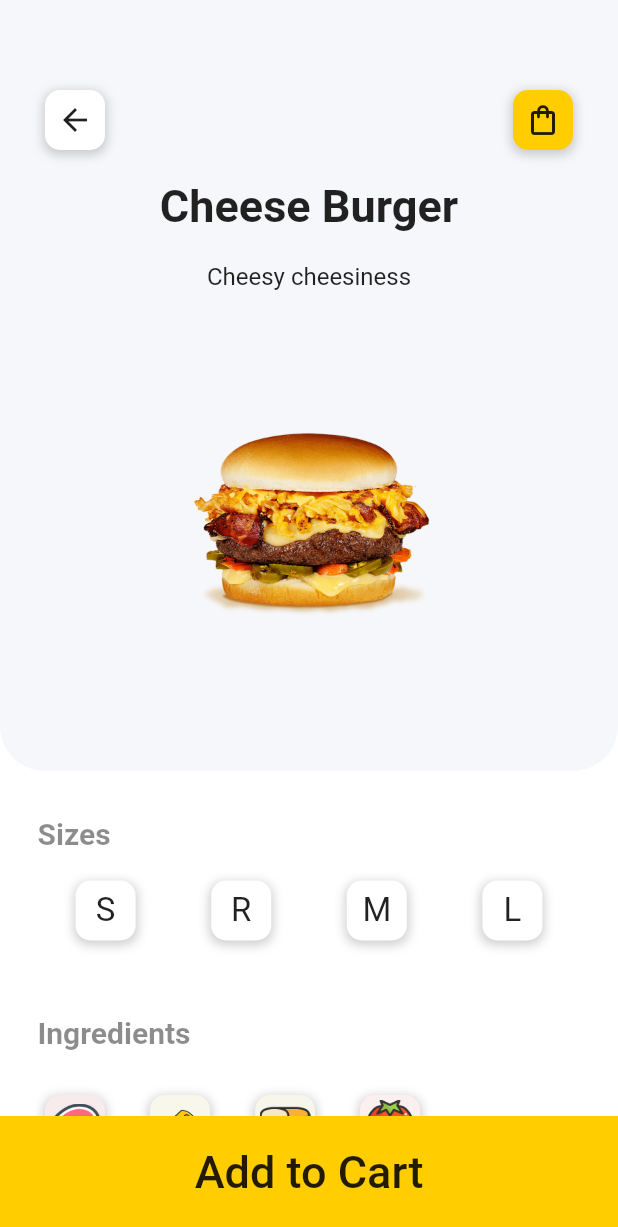
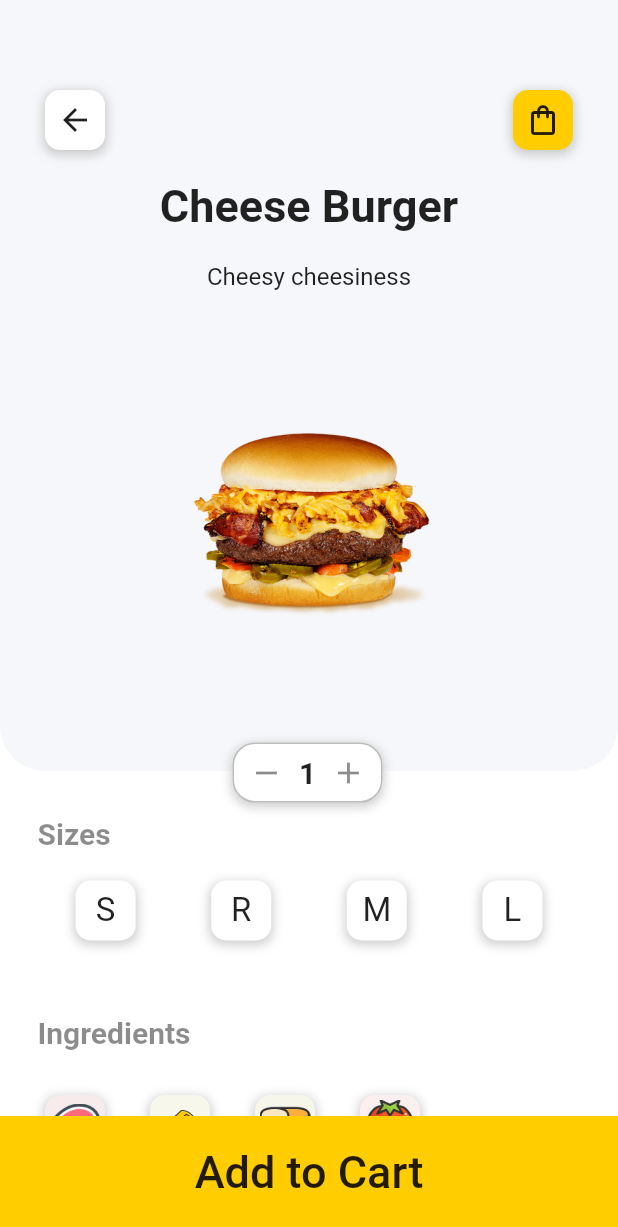
Before and after one commit to jayp97/flutter_food_delivery_app, a Flutter app: the ItemScreen screen opened directly with sample values from the repository, on a phone screen of 412 x 824 dp. Shown: the top 1227 px of the screen. Run offline on Flutter 3.47's test engine with Material 2 defaults, Android fonts, the phone set to English and light mode, and no system bars; our stand-ins replace font_awesome_flutter; network calls fail.

Commit message:
Added a QuantityButton to the ItemScreen. I had to make the ItemScreen stateful so that it keeps the state of the QauntityButton. The QuantityButton is it's own stateless widgets with parameters passed over to it.

```diff
--- a/lib/screens/item_screen.dart
+++ b/lib/screens/item_screen.dart
@@ -3,17 +3,23 @@ import 'package:flutter_food_delivery_app/models/food_model.dart';
 import 'package:flutter_food_delivery_app/screens/checkout_screen.dart';
 import 'package:flutter_food_delivery_app/widgets/float_button.dart';
 import 'package:flutter_food_delivery_app/widgets/float_button_ingredients.dart';
+import 'package:flutter_food_delivery_app/widgets/quantity_button.dart';
 import 'package:flutter_food_delivery_app/widgets/size_button.dart';
 import 'package:flutter_food_delivery_app/models/ingredients_model.dart';
 
-class ItemScreen extends StatelessWidget {
+class ItemScreen extends StatefulWidget {
   final FoodModel food;
   final int foodIndex;
 
   ItemScreen({this.food, this.foodIndex});
 
   @override
-  Widget build(BuildContext context) {
+  _ItemScreenState createState() => _ItemScreenState();
+}
+
+class _ItemScreenState extends State<ItemScreen> {
+  int orderQuantity = 1;
+
   Ingredients ingredientSelector(String foodIngredient) {
     Ingredients returnItem;
     for (Ingredients FoodItem in ingredientList) {
@@ -24,8 +30,12 @@ class ItemScreen extends StatelessWidget {
     return returnItem;
   }
 
+  @override
+  Widget build(BuildContext context) {
     return Scaffold(
-      body: Column(
+      body: Stack(
+        children: [
+          Column(
             crossAxisAlignment: CrossAxisAlignment.stretch,
             children: [
               Container(
@@ -75,24 +85,25 @@ class ItemScreen extends StatelessWidget {
                     ),
                     SizedBox(height: 20.0),
                     Text(
-                  food.name,
-                  style: TextStyle(fontSize: 30.0, fontWeight: FontWeight.bold),
+                      widget.food.name,
+                      style: TextStyle(
+                          fontSize: 30.0, fontWeight: FontWeight.bold),
                     ),
                     SizedBox(height: 20.0),
                     Text(
-                  food.description,
+                      widget.food.description,
                       style: TextStyle(fontSize: 16.0),
                     ),
                     SizedBox(height: 20.0),
                     ClipRRect(
                       borderRadius: BorderRadius.circular(10.0),
                       child: Hero(
-                    tag: 'food$foodIndex',
+                        tag: 'food${widget.foodIndex}',
                         child: SizedBox(
                           width: 270.0,
                           height: 270.0,
                           child: Image(
-                        image: AssetImage(food.imageUrl),
+                            image: AssetImage(widget.food.imageUrl),
                             fit: BoxFit.contain,
                           ),
                         ),
@@ -106,7 +117,8 @@ class ItemScreen extends StatelessWidget {
                 crossAxisAlignment: CrossAxisAlignment.start,
                 children: [
                   Padding(
-                padding: EdgeInsets.only(left: 25.0, top: 30.0, bottom: 20.0),
+                    padding:
+                        EdgeInsets.only(left: 25.0, top: 30.0, bottom: 20.0),
                     child: Text(
                       'Sizes',
                       style: TextStyle(
@@ -137,7 +149,8 @@ class ItemScreen extends StatelessWidget {
                     ],
                   ),
                   Padding(
-                padding: EdgeInsets.only(left: 25.0, top: 50.0, bottom: 20.0),
+                    padding:
+                        EdgeInsets.only(left: 25.0, top: 50.0, bottom: 20.0),
                     child: Text(
                       'Ingredients',
                       style: TextStyle(
@@ -155,16 +168,18 @@ class ItemScreen extends StatelessWidget {
                             height: 60.0,
                             child: ListView.builder(
                               scrollDirection: Axis.horizontal,
-                          itemCount: food.toppings.length,
+                              itemCount: widget.food.toppings.length,
                               itemBuilder: (BuildContext context, int index) {
                                 return Padding(
-                              padding: EdgeInsets.only(left: 15.0, right: 15.0),
+                                  padding:
+                                      EdgeInsets.only(left: 15.0, right: 15.0),
                                   child: FloatButtonIngredients(
-                                color: ingredientSelector(food.toppings[index])
+                                    color: ingredientSelector(
+                                            widget.food.toppings[index])
                                         .backgroundColor,
                                     image: Image(
-                                  image: AssetImage(
-                                      ingredientSelector(food.toppings[index])
+                                      image: AssetImage(ingredientSelector(
+                                              widget.food.toppings[index])
                                           .imageUrl),
                                     ),
                                   ),
@@ -180,6 +195,27 @@ class ItemScreen extends StatelessWidget {
               ),
             ],
           ),
+          Positioned(
+            top: 495.0,
+            left: 155.0,
+            child: QuantityButton(
+              onTapDown: () {
+                setState(() {
+                  orderQuantity == 1 ? orderQuantity = 1 : orderQuantity--;
+                  print(orderQuantity);
+                });
+              },
+              onTapUp: () {
+                setState(() {
+                  orderQuantity++;
+                  print(orderQuantity);
+                });
+              },
+              quantity: orderQuantity,
+            ),
+          )
+        ],
+      ),
       bottomNavigationBar: Container(
         padding: EdgeInsets.only(bottom: 5.0),
         alignment: Alignment.center,
--- /dev/null
+++ b/lib/widgets/quantity_button.dart
@@ -0,0 +1,52 @@
+import 'package:flutter/material.dart';
+
+class QuantityButton extends StatelessWidget {
+  final Function onTapDown;
+  final Function onTapUp;
+  final int quantity;
+
+  QuantityButton({this.onTapDown, this.onTapUp, this.quantity});
+
+  @override
+  Widget build(BuildContext context) {
+    return Container(
+      width: 100.0,
+      height: 40.0,
+      decoration: BoxDecoration(
+          boxShadow: [
+            BoxShadow(
+              color: Colors.grey.withOpacity(0.5),
+              spreadRadius: 1,
+              blurRadius: 5,
+              offset: Offset(0, 2),
+            )
+          ],
+          border: Border.all(color: Colors.black26),
+          borderRadius: BorderRadius.circular(15.0),
+          color: Colors.white),
+      child: Row(
+        mainAxisAlignment: MainAxisAlignment.spaceEvenly,
+        children: [
+          GestureDetector(
+            onTap: onTapDown,
+            child: Icon(
+              Icons.remove,
+              color: Colors.black45,
+            ),
+          ),
+          Text(
+            "$quantity",
+            style: TextStyle(fontSize: 20.0, fontWeight: FontWeight.w600),
+          ),
+          GestureDetector(
+            onTap: onTapUp,
+            child: Icon(
+              Icons.add,
+              color: Colors.black45,
+            ),
+          ),
+        ],
+      ),
+    );
+  }
+}
```
Lines whose indentation alone changed are shown as unchanged.
